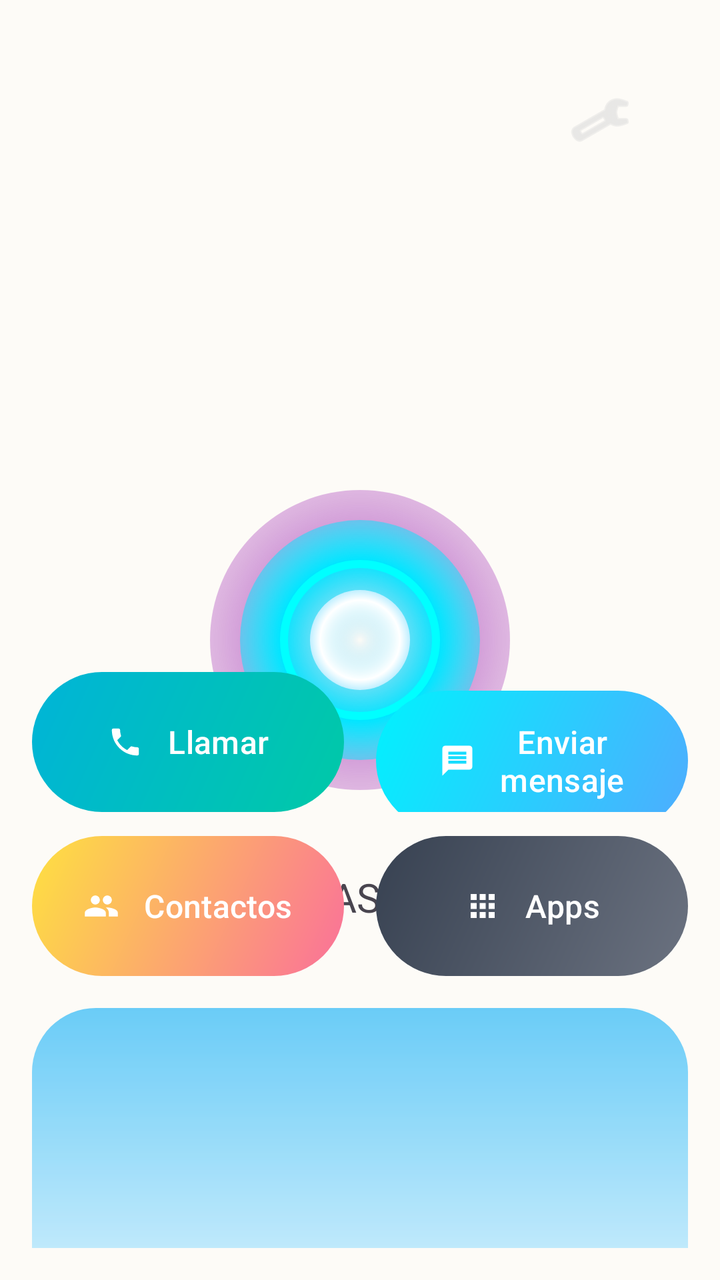
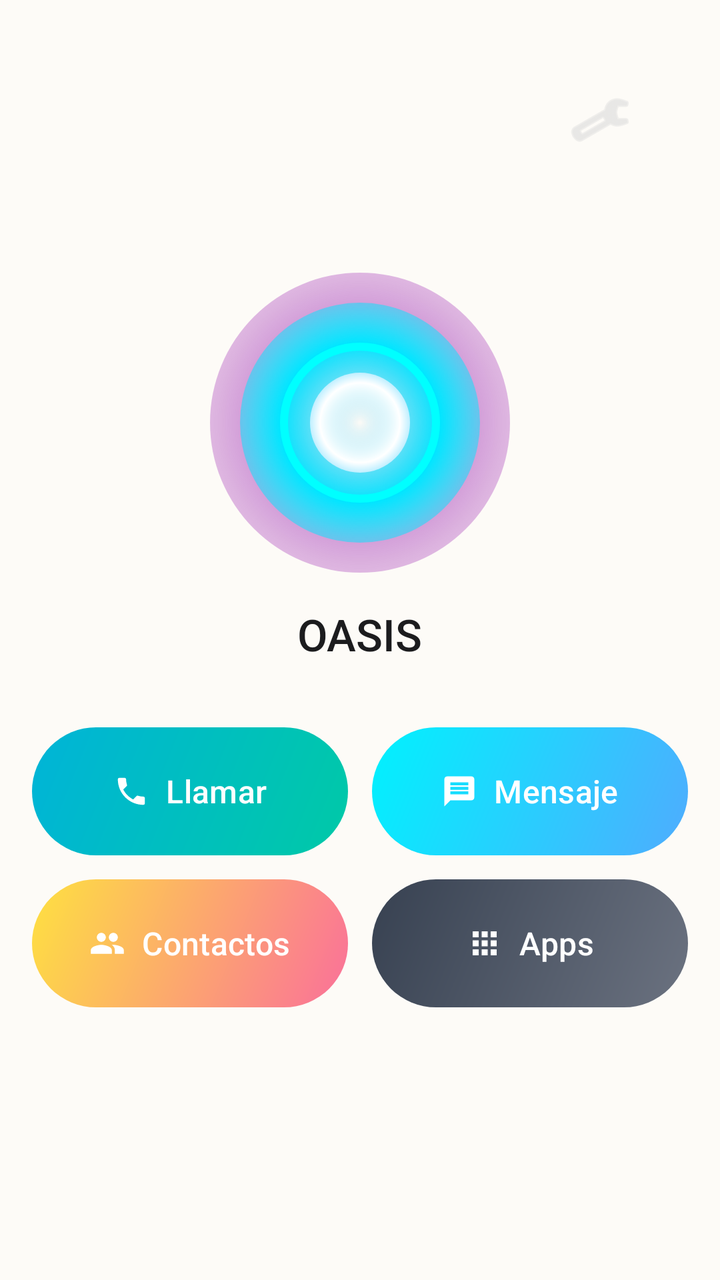

Two renders of the same Android screen: before a commit and after it. Below are the layout's source before the change and the commit's diff.
<!-- AndroidManifest.xml: activity theme Theme.OASIS -->
<!-- res/layout/activity_main.xml -->
<?xml version="1.0" encoding="utf-8"?>
<RelativeLayout xmlns:android="http://schemas.android.com/apk/res/android"
    xmlns:app="http://schemas.android.com/apk/res-auto"
    android:layout_width="match_parent"
    android:layout_height="match_parent"
    android:padding="16dp"
    android:gravity="center_horizontal"
    android:background="#FDFBF7">

    
    <ImageView
        android:id="@+id/btn_settings"
        android:layout_width="56dp"
        android:layout_height="56dp"
        android:layout_alignParentTop="true"
        android:layout_alignParentEnd="true"
        android:layout_margin="16dp"
        android:src="@android:drawable/ic_menu_preferences"
        android:contentDescription="Ajustes"
        android:padding="12dp"
        android:background="?attr/selectableItemBackgroundBorderless"
        android:tint="#dadada"
        android:elevation="4dp" />

    
    <LinearLayout
        android:id="@+id/clock_container"
        android:layout_width="wrap_content"
        android:layout_height="wrap_content"
        android:layout_alignParentTop="true"
        android:layout_centerHorizontal="true"
        android:layout_marginTop="24dp"
        android:orientation="horizontal"
        android:gravity="center_vertical">
        
        <TextView
            android:id="@+id/tv_time"
            android:layout_width="wrap_content"
            android:layout_height="wrap_content"
            android:textSize="48sp"
            android:textColor="#1C1C1E"
            android:fontFamily="@font/sf_pro_display_bold" />
            
        <TextView
            android:id="@+id/tv_ampm"
            android:layout_width="wrap_content"
            android:layout_height="wrap_content"
            android:textSize="16sp"
            android:textColor="#1C1C1E"
            android:fontFamily="@font/sf_pro_display_bold"
            android:layout_marginStart="4dp"
            android:layout_marginBottom="12dp" />
    </LinearLayout>

    
    <ImageView
        android:id="@+id/orb_view"
        android:layout_width="150dp"
        android:layout_height="150dp"
        android:layout_centerInParent="true"
        android:src="@drawable/orb_center"
        android:layout_marginBottom="24dp" />

    
    <TextView
        android:id="@+id/greeting_text"
        android:layout_width="wrap_content"
        android:layout_height="wrap_content"
        android:layout_below="@id/orb_view"
        android:layout_centerHorizontal="true"
        android:layout_marginTop="16dp"
        android:layout_marginBottom="24dp"
        android:text="OASIS"
        android:textSize="20sp" />

    
    <TextView
        android:id="@+id/debug_text"
        android:layout_width="match_parent"
        android:layout_height="wrap_content"
        android:layout_below="@id/greeting_text"
        android:layout_centerHorizontal="true"
        android:layout_marginBottom="16dp"
        android:background="#1A1A1A"
        android:gravity="center"
        android:padding="8dp"
        android:text="🔍 Debug"
        android:textColor="#00FF00"
        android:textSize="14sp"
        android:visibility="gone" />

    
    <LinearLayout
        android:id="@+id/row_1"
        android:layout_width="match_parent"
        android:layout_height="wrap_content"
        android:layout_above="@id/row_2"
        android:layout_marginBottom="12dp"
        android:orientation="horizontal">

        <com.google.android.material.button.MaterialButton
            android:id="@+id/btn_call"
            android:layout_width="0dp"
            android:layout_height="70dp"
            android:layout_weight="1"
            android:layout_marginEnd="8dp"
            android:background="@drawable/btn_call_gradient"
            android:stateListAnimator="@null"
            android:text="Llamar"
            android:textColor="#FFFFFF"
            android:textSize="16sp"
            app:backgroundTint="@null"
            app:cornerRadius="35dp"
            app:icon="@drawable/ic_phone"
            app:iconGravity="textStart"
            app:iconTint="#FFFFFF"
            app:iconPadding="12dp" />

        <com.google.android.material.button.MaterialButton
            android:id="@+id/btn_message"
            android:layout_width="0dp"
            android:layout_height="70dp"
            android:layout_weight="1"
            android:layout_marginStart="8dp"
            android:background="@drawable/btn_message_gradient"
            android:stateListAnimator="@null"
            android:text="Enviar mensaje"
            android:textColor="#FFFFFF"
            android:textSize="16sp"
            app:backgroundTint="@null"
            app:cornerRadius="35dp"
            app:icon="@drawable/ic_message"
            app:iconGravity="textStart"
            app:iconTint="#FFFFFF"
            app:iconPadding="12dp" />
    </LinearLayout>

    
    <LinearLayout
        android:id="@+id/row_2"
        android:layout_width="match_parent"
        android:layout_height="wrap_content"
        android:layout_above="@id/water_effect_view"
        android:layout_marginBottom="16dp"
        android:orientation="horizontal">

        <com.google.android.material.button.MaterialButton
            android:id="@+id/btn_contacts"
            android:layout_width="0dp"
            android:layout_height="70dp"
            android:layout_weight="1"
            android:layout_marginEnd="8dp"
            android:background="@drawable/btn_contacts_gradient"
            android:stateListAnimator="@null"
            android:text="Contactos"
            android:textColor="#FFFFFF"
            android:textSize="16sp"
            app:backgroundTint="@null"
            app:cornerRadius="35dp"
            app:icon="@drawable/ic_contacts"
            app:iconGravity="textStart"
            app:iconTint="#FFFFFF"
            app:iconPadding="12dp" />

        <com.google.android.material.button.MaterialButton
            android:id="@+id/btn_apps"
            android:layout_width="0dp"
            android:layout_height="70dp"
            android:layout_weight="1"
            android:layout_marginStart="8dp"
            android:background="@drawable/btn_apps_gradient"
            android:stateListAnimator="@null"
            android:text="Apps"
            android:textColor="#FFFFFF"
            android:textSize="16sp"
            app:backgroundTint="@null"
            app:cornerRadius="35dp"
            app:icon="@drawable/ic_apps"
            app:iconGravity="textStart"
            app:iconTint="#FFFFFF"
            app:iconPadding="12dp" />
    </LinearLayout>

    
    <ImageView
        android:id="@+id/water_effect_view"
        android:layout_width="match_parent"
        android:layout_height="120dp"
        android:layout_alignParentBottom="true"
        android:src="@drawable/water_effect"
        android:scaleType="centerCrop"
        android:alpha="0.85"
        android:contentDescription="Efecto de agua" />

</RelativeLayout>
<!-- resources referenced by this layout -->
<resources>
  <!-- drawable btn_apps_gradient (drawable) -->
  <?xml version="1.0" encoding="utf-8"?>
  <shape xmlns:android="http://schemas.android.com/apk/res/android">
      <gradient
          android:startColor="#6B7280"
          android:endColor="#374151"
          android:angle="135" />
      <corners android:radius="50dp" />
  </shape>
  <!-- drawable btn_call_gradient (drawable) -->
  <?xml version="1.0" encoding="utf-8"?>
  <shape xmlns:android="http://schemas.android.com/apk/res/android">
      <gradient
          android:startColor="#00C9A7"
          android:endColor="#00B4D8"
          android:angle="135" />
      <corners android:radius="50dp" />
  </shape>
  <!-- drawable btn_contacts_gradient (drawable) -->
  <?xml version="1.0" encoding="utf-8"?>
  <shape xmlns:android="http://schemas.android.com/apk/res/android">
      <gradient
          android:startColor="#fa709a"
          android:endColor="#fee140"
          android:angle="135" />
      <corners android:radius="50dp" />
  </shape>
  <!-- drawable btn_message_gradient (drawable) -->
  <?xml version="1.0" encoding="utf-8"?>
  <shape xmlns:android="http://schemas.android.com/apk/res/android">
      <gradient
          android:startColor="#4facfe"
          android:endColor="#00f2fe"
          android:angle="135" />
      <corners android:radius="50dp" />
  </shape>
  <!-- drawable ic_apps (drawable) -->
  <?xml version="1.0" encoding="utf-8"?>
  <vector xmlns:android="http://schemas.android.com/apk/res/android"
      android:width="32dp"
      android:height="32dp"
      android:viewportWidth="24"
      android:viewportHeight="24">
      <path
          android:fillColor="#FFFFFF"
          android:pathData="M4,8h4L8,4L4,4v4zM10,20h4v-4h-4v4zM4,20h4v-4L4,16v4zM4,14h4v-4L4,10v4zM10,14h4v-4h-4v4zM16,4v4h4L20,4h-4zM10,8h4L14,4h-4v4zM16,14h4v-4h-4v4zM16,20h4v-4h-4v4z"/>
  </vector>
  <!-- drawable ic_message (drawable) -->
  <?xml version="1.0" encoding="utf-8"?>
  <vector xmlns:android="http://schemas.android.com/apk/res/android"
      android:width="32dp"
      android:height="32dp"
      android:viewportWidth="24"
      android:viewportHeight="24">
      <path
          android:fillColor="#FFFFFF"
          android:pathData="M20,2L4,2c-1.1,0 -1.99,0.9 -1.99,2L2,22l4,-4h14c1.1,0 2,-0.9 2,-2L22,4c0,-1.1 -0.9,-2 -2,-2zM18,14L6,14v-2h12v2zM18,11L6,11L6,9h12v2zM18,8L6,8L6,6h12v2z"/>
  </vector>
  <!-- drawable ic_phone (drawable) -->
  <?xml version="1.0" encoding="utf-8"?>
  <vector xmlns:android="http://schemas.android.com/apk/res/android"
      android:width="32dp"
      android:height="32dp"
      android:viewportWidth="24"
      android:viewportHeight="24">
      <path
          android:fillColor="#FFFFFF"
          android:pathData="M6.62,10.79c1.44,2.83 3.76,5.14 6.59,6.59l2.2,-2.2c0.27,-0.27 0.67,-0.36 1.02,-0.24 1.12,0.37 2.33,0.57 3.57,0.57 0.55,0 1,0.45 1,1V20c0,0.55 -0.45,1 -1,1 -9.39,0 -17,-7.61 -17,-17 0,-0.55 0.45,-1 1,-1h3.5c0.55,0 1,0.45 1,1 0,1.25 0.2,2.45 0.57,3.57 0.11,0.35 0.03,0.74 -0.25,1.02l-2.2,2.2z"/>
  </vector>
  <!-- drawable water_effect (drawable) -->
  <?xml version="1.0" encoding="utf-8"?>
  <shape xmlns:android="http://schemas.android.com/apk/res/android" android:shape="rectangle">
      <gradient
          android:startColor="#B3E5FC"
          android:centerColor="#81D4FA"
          android:endColor="#4FC3F7"
          android:angle="90" />
      <corners android:topLeftRadius="32dp" android:topRightRadius="32dp" />
  </shape>
  <style name="Theme.OASIS" parent="Theme.Material3.DayNight.NoActionBar">
          <item name="android:statusBarColor">@color/status_bar_amanecer</item>
          <item name="android:windowLightStatusBar">true</item>
      </style>
  <color name="status_bar_amanecer">#FFE0B2</color>
  <!-- unchanged entries left out for length: 2 -->
</resources>

<!-- the commit's change to res/layout/activity_main.xml (unified diff, before → after) -->
@@ -29,7 +29,7 @@
         android:layout_height="wrap_content"
         android:layout_alignParentTop="true"
         android:layout_centerHorizontal="true"
-        android:layout_marginTop="24dp"
+        android:layout_marginTop="32dp"
         android:orientation="horizontal"
         android:gravity="center_vertical">
         
@@ -53,34 +53,127 @@
     </LinearLayout>
 
     
-    <ImageView
-        android:id="@+id/orb_view"
-        android:layout_width="150dp"
-        android:layout_height="150dp"
+    <LinearLayout
+        android:layout_width="match_parent"
+        android:layout_height="wrap_content"
         android:layout_centerInParent="true"
-        android:src="@drawable/orb_center"
-        android:layout_marginBottom="24dp" />
+        android:orientation="vertical"
+        android:gravity="center">
 
-    
-    <TextView
-        android:id="@+id/greeting_text"
-        android:layout_width="wrap_content"
-        android:layout_height="wrap_content"
-        android:layout_below="@id/orb_view"
-        android:layout_centerHorizontal="true"
-        android:layout_marginTop="16dp"
-        android:layout_marginBottom="24dp"
-        android:text="OASIS"
-        android:textSize="20sp" />
+        
+        <ImageView
+            android:id="@+id/orb_view"
+            android:layout_width="150dp"
+            android:layout_height="150dp"
+            android:src="@drawable/orb_center"
+            android:layout_marginBottom="16dp" />
+
+        
+        <TextView
+            android:id="@+id/greeting_text"
+            android:layout_width="wrap_content"
+            android:layout_height="wrap_content"
+            android:text="OASIS"
+            android:textSize="22sp"
+            android:textColor="#1C1C1E"
+            android:fontFamily="sans-serif-medium"
+            android:layout_marginBottom="32dp" />
+
+        
+        <LinearLayout
+            android:layout_width="match_parent"
+            android:layout_height="wrap_content"
+            android:layout_marginBottom="12dp"
+            android:orientation="horizontal">
+
+            <com.google.android.material.button.MaterialButton
+                android:id="@+id/btn_call"
+                android:layout_width="0dp"
+                android:layout_height="64dp"
+                android:layout_weight="1"
+                android:layout_marginEnd="6dp"
+                android:background="@drawable/btn_call_gradient"
+                android:stateListAnimator="@null"
+                android:text="Llamar"
+                android:textColor="#FFFFFF"
+                android:textSize="16sp"
+                app:backgroundTint="@null"
+                app:cornerRadius="32dp"
+                app:icon="@drawable/ic_phone"
+                app:iconGravity="textStart"
+                app:iconTint="#FFFFFF"
+                app:iconPadding="8dp" />
+
+            <com.google.android.material.button.MaterialButton
+                android:id="@+id/btn_message"
+                android:layout_width="0dp"
+                android:layout_height="64dp"
+                android:layout_weight="1"
+                android:layout_marginStart="6dp"
+                android:background="@drawable/btn_message_gradient"
+                android:stateListAnimator="@null"
+                android:text="Mensaje"
+                android:textColor="#FFFFFF"
+                android:textSize="16sp"
+                app:backgroundTint="@null"
+                app:cornerRadius="32dp"
+                app:icon="@drawable/ic_message"
+                app:iconGravity="textStart"
+                app:iconTint="#FFFFFF"
+                app:iconPadding="8dp" />
+        </LinearLayout>
+
+        
+        <LinearLayout
+            android:layout_width="match_parent"
+            android:layout_height="wrap_content"
+            android:orientation="horizontal">
+
+            <com.google.android.material.button.MaterialButton
+                android:id="@+id/btn_contacts"
+                android:layout_width="0dp"
+                android:layout_height="64dp"
+                android:layout_weight="1"
+                android:layout_marginEnd="6dp"
+                android:background="@drawable/btn_contacts_gradient"
+                android:stateListAnimator="@null"
+                android:text="Contactos"
+                android:textColor="#FFFFFF"
+                android:textSize="16sp"
+                app:backgroundTint="@null"
+                app:cornerRadius="32dp"
+                app:icon="@drawable/ic_contacts"
+                app:iconGravity="textStart"
+                app:iconTint="#FFFFFF"
+                app:iconPadding="8dp" />
+
+            <com.google.android.material.button.MaterialButton
+                android:id="@+id/btn_apps"
+                android:layout_width="0dp"
+                android:layout_height="64dp"
+                android:layout_weight="1"
+                android:layout_marginStart="6dp"
+                android:background="@drawable/btn_apps_gradient"
+                android:stateListAnimator="@null"
+                android:text="Apps"
+                android:textColor="#FFFFFF"
+                android:textSize="16sp"
+                app:backgroundTint="@null"
+                app:cornerRadius="32dp"
+                app:icon="@drawable/ic_apps"
+                app:iconGravity="textStart"
+                app:iconTint="#FFFFFF"
+                app:iconPadding="8dp" />
+        </LinearLayout>
+    </LinearLayout>
 
     
     <TextView
         android:id="@+id/debug_text"
         android:layout_width="match_parent"
         android:layout_height="wrap_content"
-        android:layout_below="@id/greeting_text"
-        android:layout_centerHorizontal="true"
-        android:layout_marginBottom="16dp"
+        android:layout_alignParentBottom="true"
+        android:layout_marginBottom="8dp"
         android:background="#1A1A1A"
         android:gravity="center"
         android:padding="8dp"
@@ -89,107 +182,4 @@
         android:textSize="14sp"
         android:visibility="gone" />
 
-    
-    <LinearLayout
-        android:id="@+id/row_1"
-        android:layout_width="match_parent"
-        android:layout_height="wrap_content"
-        android:layout_above="@id/row_2"
-        android:layout_marginBottom="12dp"
-        android:orientation="horizontal">
-
-        <com.google.android.material.button.MaterialButton
-            android:id="@+id/btn_call"
-            android:layout_width="0dp"
-            android:layout_height="70dp"
-            android:layout_weight="1"
-            android:layout_marginEnd="8dp"
-            android:background="@drawable/btn_call_gradient"
-            android:stateListAnimator="@null"
-            android:text="Llamar"
-            android:textColor="#FFFFFF"
-            android:textSize="16sp"
-            app:backgroundTint="@null"
-            app:cornerRadius="35dp"
-            app:icon="@drawable/ic_phone"
-            app:iconGravity="textStart"
-            app:iconTint="#FFFFFF"
-            app:iconPadding="12dp" />
-
-        <com.google.android.material.button.MaterialButton
-            android:id="@+id/btn_message"
-            android:layout_width="0dp"
-            android:layout_height="70dp"
-            android:layout_weight="1"
-            android:layout_marginStart="8dp"
-            android:background="@drawable/btn_message_gradient"
-            android:stateListAnimator="@null"
-            android:text="Enviar mensaje"
-            android:textColor="#FFFFFF"
-            android:textSize="16sp"
-            app:backgroundTint="@null"
-            app:cornerRadius="35dp"
-            app:icon="@drawable/ic_message"
-            app:iconGravity="textStart"
-            app:iconTint="#FFFFFF"
-            app:iconPadding="12dp" />
-    </LinearLayout>
-
-    
-    <LinearLayout
-        android:id="@+id/row_2"
-        android:layout_width="match_parent"
-        android:layout_height="wrap_content"
-        android:layout_above="@id/water_effect_view"
-        android:layout_marginBottom="16dp"
-        android:orientation="horizontal">
-
-        <com.google.android.material.button.MaterialButton
-            android:id="@+id/btn_contacts"
-            android:layout_width="0dp"
-            android:layout_height="70dp"
-            android:layout_weight="1"
-            android:layout_marginEnd="8dp"
-            android:background="@drawable/btn_contacts_gradient"
-            android:stateListAnimator="@null"
-            android:text="Contactos"
-            android:textColor="#FFFFFF"
-            android:textSize="16sp"
-            app:backgroundTint="@null"
-            app:cornerRadius="35dp"
-            app:icon="@drawable/ic_contacts"
-            app:iconGravity="textStart"
-            app:iconTint="#FFFFFF"
-            app:iconPadding="12dp" />
-
-        <com.google.android.material.button.MaterialButton
-            android:id="@+id/btn_apps"
-            android:layout_width="0dp"
-            android:layout_height="70dp"
-            android:layout_weight="1"
-            android:layout_marginStart="8dp"
-            android:background="@drawable/btn_apps_gradient"
-            android:stateListAnimator="@null"
-            android:text="Apps"
-            android:textColor="#FFFFFF"
-            android:textSize="16sp"
-            app:backgroundTint="@null"
-            app:cornerRadius="35dp"
-            app:icon="@drawable/ic_apps"
-            app:iconGravity="textStart"
-            app:iconTint="#FFFFFF"
-            app:iconPadding="12dp" />
-    </LinearLayout>
-
-    
-    <ImageView
-        android:id="@+id/water_effect_view"
-        android:layout_width="match_parent"
-        android:layout_height="120dp"
-        android:layout_alignParentBottom="true"
-        android:src="@drawable/water_effect"
-        android:scaleType="centerCrop"
-        android:alpha="0.85"
-        android:contentDescription="Efecto de agua" />
-
 </RelativeLayout>
<!-- resource entries referenced after the edit -->
@@ -69,16 +69,6 @@
           android:fillColor="#FFFFFF"
           android:pathData="M6.62,10.79c1.44,2.83 3.76,5.14 6.59,6.59l2.2,-2.2c0.27,-0.27 0.67,-0.36 1.02,-0.24 1.12,0.37 2.33,0.57 3.57,0.57 0.55,0 1,0.45 1,1V20c0,0.55 -0.45,1 -1,1 -9.39,0 -17,-7.61 -17,-17 0,-0.55 0.45,-1 1,-1h3.5c0.55,0 1,0.45 1,1 0,1.25 0.2,2.45 0.57,3.57 0.11,0.35 0.03,0.74 -0.25,1.02l-2.2,2.2z"/>
   </vector>
-  <!-- drawable water_effect (drawable) -->
-  <?xml version="1.0" encoding="utf-8"?>
-  <shape xmlns:android="http://schemas.android.com/apk/res/android" android:shape="rectangle">
-      <gradient
-          android:startColor="#B3E5FC"
-          android:centerColor="#81D4FA"
-          android:endColor="#4FC3F7"
-          android:angle="90" />
-      <corners android:topLeftRadius="32dp" android:topRightRadius="32dp" />
-  </shape>
   <style name="Theme.OASIS" parent="Theme.Material3.DayNight.NoActionBar">
           <item name="android:statusBarColor">@color/status_bar_amanecer</item>
           <item name="android:windowLightStatusBar">true</item>
